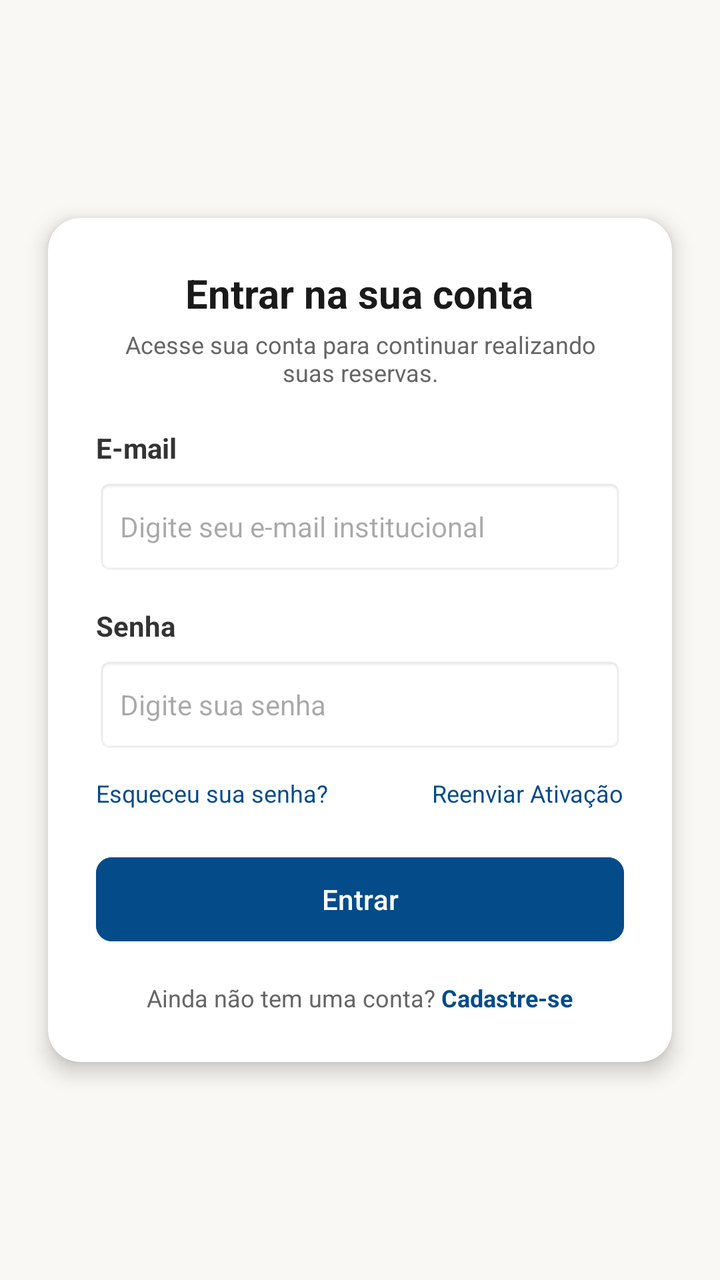
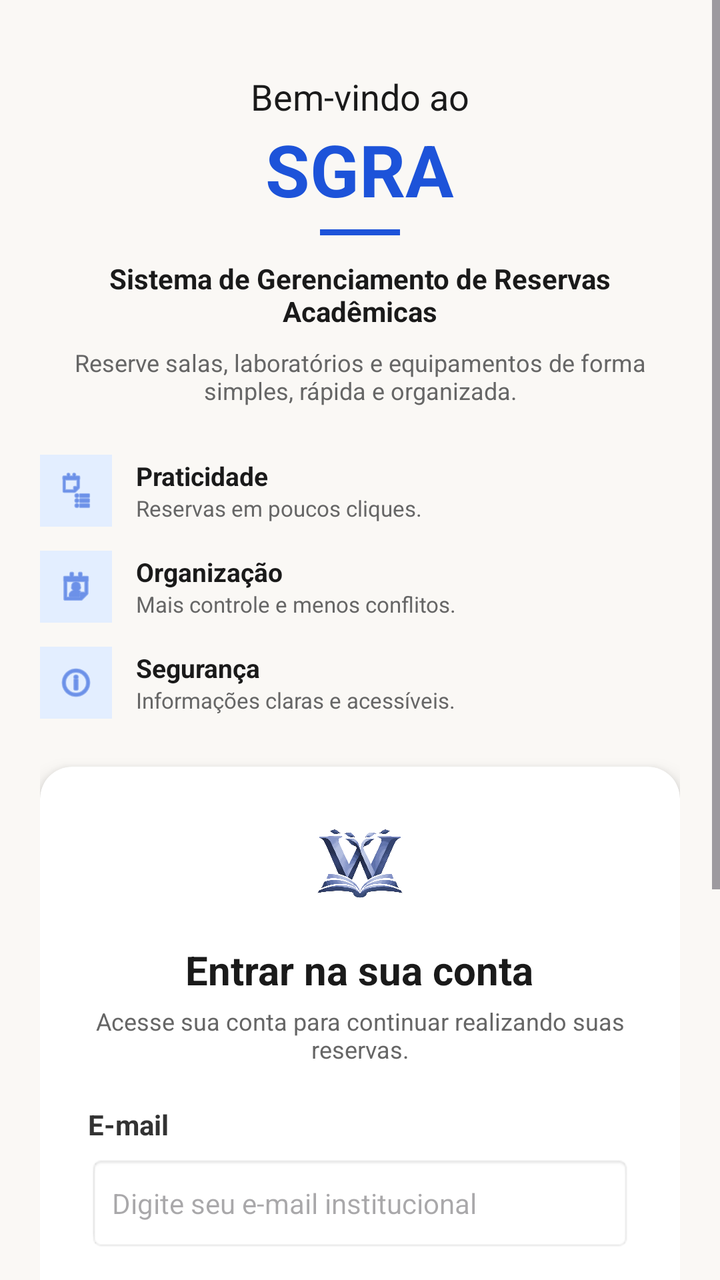

An Android layout rendered at two revisions. The XML below is the earlier revision; the diff shows what the commit changed to produce the second picture.
<!-- AndroidManifest.xml: application theme Theme.SGRA -->
<!-- res/layout/activity_login.xml -->
<?xml version="1.0" encoding="utf-8"?>
<androidx.constraintlayout.widget.ConstraintLayout xmlns:android="http://schemas.android.com/apk/res/android"
    xmlns:app="http://schemas.android.com/apk/res-auto"
    android:id="@+id/main"
    android:layout_width="match_parent"
    android:layout_height="match_parent"
    android:background="#FAF8F5">

    <androidx.cardview.widget.CardView
        android:layout_width="0dp"
        android:layout_height="wrap_content"
        android:layout_marginStart="24dp"
        android:layout_marginEnd="24dp"
        app:cardCornerRadius="16dp"
        app:cardElevation="6dp"
        app:layout_constraintBottom_toBottomOf="parent"
        app:layout_constraintEnd_toEndOf="parent"
        app:layout_constraintStart_toStartOf="parent"
        app:layout_constraintTop_toTopOf="parent">

        <LinearLayout
            android:layout_width="match_parent"
            android:layout_height="wrap_content"
            android:orientation="vertical"
            android:padding="24dp">

            
            <TextView
                android:layout_width="wrap_content"
                android:layout_height="wrap_content"
                android:layout_gravity="center_horizontal"
                android:text="Entrar na sua conta"
                android:textColor="#1A1A1A"
                android:textSize="20sp"
                android:textStyle="bold" />

            <TextView
                android:layout_width="wrap_content"
                android:layout_height="wrap_content"
                android:layout_gravity="center_horizontal"
                android:layout_marginTop="4dp"
                android:gravity="center"
                android:text="Acesse sua conta para continuar realizando suas reservas."
                android:textColor="#666666"
                android:textSize="12sp" />

            
            <TextView
                android:layout_width="wrap_content"
                android:layout_height="wrap_content"
                android:layout_marginTop="20dp"
                android:text="E-mail"
                android:textColor="#333333"
                android:textSize="14sp"
                android:textStyle="bold" />

            <EditText
                android:id="@+id/etEmail"
                android:layout_width="match_parent"
                android:layout_height="48dp"
                android:layout_marginTop="6dp"
                android:background="@android:drawable/editbox_background_normal"
                android:hint="Digite seu e-mail institucional"
                android:inputType="textEmailAddress"
                android:paddingStart="12dp"
                android:paddingEnd="12dp"
                android:textSize="14sp" />

            
            <TextView
                android:layout_width="wrap_content"
                android:layout_height="wrap_content"
                android:layout_marginTop="16dp"
                android:text="Senha"
                android:textColor="#333333"
                android:textSize="14sp"
                android:textStyle="bold" />

            <EditText
                android:id="@+id/etSenha"
                android:layout_width="match_parent"
                android:layout_height="48dp"
                android:layout_marginTop="6dp"
                android:background="@android:drawable/editbox_background_normal"
                android:hint="Digite sua senha"
                android:inputType="textPassword"
                android:paddingStart="12dp"
                android:paddingEnd="12dp"
                android:textSize="14sp" />

            
            <LinearLayout
                android:layout_width="match_parent"
                android:layout_height="wrap_content"
                android:layout_marginTop="12dp"
                android:orientation="horizontal">

                <TextView
                    android:id="@+id/tvEsqueceuSenha"
                    android:layout_width="0dp"
                    android:layout_height="wrap_content"
                    android:layout_weight="1"
                    android:text="Esqueceu sua senha?"
                    android:textColor="#044B8A"
                    android:textSize="12sp" />

                <TextView
                    android:id="@+id/tvReenviar"
                    android:layout_width="wrap_content"
                    android:layout_height="wrap_content"
                    android:text="Reenviar Ativação"
                    android:textColor="#044B8A"
                    android:textSize="12sp" />
            </LinearLayout>

            
            <Button
                android:id="@+id/btnEntrar"
                android:layout_width="match_parent"
                android:layout_height="50dp"
                android:layout_marginTop="20dp"
                android:backgroundTint="#044B8A"
                android:text="Entrar"
                android:textColor="#FFFFFF"
                app:cornerRadius="8dp" />

            
            <LinearLayout
                android:layout_width="wrap_content"
                android:layout_height="wrap_content"
                android:layout_gravity="center_horizontal"
                android:layout_marginTop="16dp"
                android:orientation="horizontal">

                <TextView
                    android:layout_width="wrap_content"
                    android:layout_height="wrap_content"
                    android:text="Ainda não tem uma conta? "
                    android:textColor="#666666"
                    android:textSize="12sp" />

                <TextView
                    android:id="@+id/tvCadastreSe"
                    android:layout_width="wrap_content"
                    android:layout_height="wrap_content"
                    android:text="Cadastre-se"
                    android:textColor="#044B8A"
                    android:textSize="12sp"
                    android:textStyle="bold" />
            </LinearLayout>

        </LinearLayout>
    </androidx.cardview.widget.CardView>

</androidx.constraintlayout.widget.ConstraintLayout>
<!-- resources referenced by this layout -->
<resources>
  <style name="Theme.SGRA" parent="Base.Theme.SGRA" />
  <style name="Base.Theme.SGRA" parent="Theme.Material3.DayNight.NoActionBar">
          
          
      </style>
</resources>

<!-- the commit's change to res/layout/activity_login.xml (unified diff, before → after) -->
@@ -1,155 +1,329 @@
 <?xml version="1.0" encoding="utf-8"?>
-<androidx.constraintlayout.widget.ConstraintLayout xmlns:android="http://schemas.android.com/apk/res/android"
+<ScrollView xmlns:android="http://schemas.android.com/apk/res/android"
     xmlns:app="http://schemas.android.com/apk/res-auto"
     android:id="@+id/main"
     android:layout_width="match_parent"
     android:layout_height="match_parent"
-    android:background="#FAF8F5">
-
-    <androidx.cardview.widget.CardView
-        android:layout_width="0dp"
+    android:background="#FAF8F5"
+    android:fillViewport="true">
+
+    <LinearLayout
+        android:layout_width="match_parent"
         android:layout_height="wrap_content"
-        android:layout_marginStart="24dp"
-        android:layout_marginEnd="24dp"
-        app:cardCornerRadius="16dp"
-        app:cardElevation="6dp"
-        app:layout_constraintBottom_toBottomOf="parent"
-        app:layout_constraintEnd_toEndOf="parent"
-        app:layout_constraintStart_toStartOf="parent"
-        app:layout_constraintTop_toTopOf="parent">
-
+        android:orientation="vertical"
+        android:padding="20dp"
+        android:gravity="center_horizontal">
+
+        
+        <TextView
+            android:layout_width="wrap_content"
+            android:layout_height="wrap_content"
+            android:layout_marginTop="16dp"
+            android:text="Bem-vindo ao"
+            android:textColor="#1A1A1A"
+            android:textSize="18sp" />
+
+        <TextView
+            android:layout_width="wrap_content"
+            android:layout_height="wrap_content"
+            android:text="SGRA"
+            android:textColor="#1D53D9"
+            android:textSize="36sp"
+            android:textStyle="bold" />
+
+        <View
+            android:layout_width="40dp"
+            android:layout_height="3dp"
+            android:layout_marginTop="6dp"
+            android:layout_marginBottom="12dp"
+            android:background="#1D53D9" />
+
+        <TextView
+            android:layout_width="wrap_content"
+            android:layout_height="wrap_content"
+            android:gravity="center"
+            android:text="Sistema de Gerenciamento de Reservas Acadêmicas"
+            android:textColor="#1A1A1A"
+            android:textSize="14sp"
+            android:textStyle="bold" />
+
+        <TextView
+            android:layout_width="wrap_content"
+            android:layout_height="wrap_content"
+            android:layout_marginTop="8dp"
+            android:layout_marginBottom="24dp"
+            android:gravity="center"
+            android:text="Reserve salas, laboratórios e equipamentos de forma simples, rápida e organizada."
+            android:textColor="#666666"
+            android:textSize="12sp" />
+
+        
         <LinearLayout
             android:layout_width="match_parent"
             android:layout_height="wrap_content"
             android:orientation="vertical"
-            android:padding="24dp">
-
-            
-            <TextView
-                android:layout_width="wrap_content"
-                android:layout_height="wrap_content"
-                android:layout_gravity="center_horizontal"
-                android:text="Entrar na sua conta"
-                android:textColor="#1A1A1A"
-                android:textSize="20sp"
-                android:textStyle="bold" />
-
-            <TextView
-                android:layout_width="wrap_content"
-                android:layout_height="wrap_content"
-                android:layout_gravity="center_horizontal"
-                android:layout_marginTop="4dp"
-                android:gravity="center"
-                android:text="Acesse sua conta para continuar realizando suas reservas."
-                android:textColor="#666666"
-                android:textSize="12sp" />
-
-            
-            <TextView
-                android:layout_width="wrap_content"
-                android:layout_height="wrap_content"
-                android:layout_marginTop="20dp"
-                android:text="E-mail"
-                android:textColor="#333333"
-                android:textSize="14sp"
-                android:textStyle="bold" />
-
-            <EditText
-                android:id="@+id/etEmail"
-                android:layout_width="match_parent"
-                android:layout_height="48dp"
-                android:layout_marginTop="6dp"
-                android:background="@android:drawable/editbox_background_normal"
-                android:hint="Digite seu e-mail institucional"
-                android:inputType="textEmailAddress"
-                android:paddingStart="12dp"
-                android:paddingEnd="12dp"
-                android:textSize="14sp" />
-
-            
-            <TextView
-                android:layout_width="wrap_content"
-                android:layout_height="wrap_content"
-                android:layout_marginTop="16dp"
-                android:text="Senha"
-                android:textColor="#333333"
-                android:textSize="14sp"
-                android:textStyle="bold" />
-
-            <EditText
-                android:id="@+id/etSenha"
-                android:layout_width="match_parent"
-                android:layout_height="48dp"
-                android:layout_marginTop="6dp"
-                android:background="@android:drawable/editbox_background_normal"
-                android:hint="Digite sua senha"
-                android:inputType="textPassword"
-                android:paddingStart="12dp"
-                android:paddingEnd="12dp"
-                android:textSize="14sp" />
+            android:layout_marginBottom="24dp">
 
             
             <LinearLayout
                 android:layout_width="match_parent"
                 android:layout_height="wrap_content"
-                android:layout_marginTop="12dp"
-                android:orientation="horizontal">
-
-                <TextView
-                    android:id="@+id/tvEsqueceuSenha"
-                    android:layout_width="0dp"
-                    android:layout_height="wrap_content"
-                    android:layout_weight="1"
-                    android:text="Esqueceu sua senha?"
-                    android:textColor="#044B8A"
-                    android:textSize="12sp" />
-
-                <TextView
-                    android:id="@+id/tvReenviar"
-                    android:layout_width="wrap_content"
-                    android:layout_height="wrap_content"
-                    android:text="Reenviar Ativação"
-                    android:textColor="#044B8A"
-                    android:textSize="12sp" />
+                android:orientation="horizontal"
+                android:layout_marginBottom="12dp"
+                android:gravity="center_vertical">
+
+                <ImageView
+                    android:layout_width="36dp"
+                    android:layout_height="36dp"
+                    android:background="#E3EEFF"
+                    android:padding="8dp"
+                    android:src="@android:drawable/ic_menu_agenda"
+                    app:tint="#1D53D9" />
+
+                <LinearLayout
+                    android:layout_width="match_parent"
+                    android:layout_height="wrap_content"
+                    android:orientation="vertical"
+                    android:layout_marginStart="12dp">
+                    <TextView
+                        android:layout_width="wrap_content"
+                        android:layout_height="wrap_content"
+                        android:text="Praticidade"
+                        android:textStyle="bold"
+                        android:textColor="#1A1A1A"
+                        android:textSize="13sp"/>
+                    <TextView
+                        android:layout_width="wrap_content"
+                        android:layout_height="wrap_content"
+                        android:text="Reservas em poucos cliques."
+                        android:textColor="#666666"
+                        android:textSize="11sp"/>
+                </LinearLayout>
             </LinearLayout>
-
-            
-            <Button
-                android:id="@+id/btnEntrar"
-                android:layout_width="match_parent"
-                android:layout_height="50dp"
-                android:layout_marginTop="20dp"
-                android:backgroundTint="#044B8A"
-                android:text="Entrar"
-                android:textColor="#FFFFFF"
-                app:cornerRadius="8dp" />
 
             
             <LinearLayout
-                android:layout_width="wrap_content"
+                android:layout_width="match_parent"
                 android:layout_height="wrap_content"
-                android:layout_gravity="center_horizontal"
-                android:layout_marginTop="16dp"
-                android:orientation="horizontal">
+                android:orientation="horizontal"
+                android:layout_marginBottom="12dp"
+                android:gravity="center_vertical">
+
+                <ImageView
+                    android:layout_width="36dp"
+                    android:layout_height="36dp"
+                    android:background="#E3EEFF"
+                    android:padding="8dp"
+                    android:src="@android:drawable/ic_menu_my_calendar"
+                    app:tint="#1D53D9" />
+
+                <LinearLayout
+                    android:layout_width="match_parent"
+                    android:layout_height="wrap_content"
+                    android:orientation="vertical"
+                    android:layout_marginStart="12dp">
+                    <TextView
+                        android:layout_width="wrap_content"
+                        android:layout_height="wrap_content"
+                        android:text="Organização"
+                        android:textStyle="bold"
+                        android:textColor="#1A1A1A"
+                        android:textSize="13sp"/>
+                    <TextView
+                        android:layout_width="wrap_content"
+                        android:layout_height="wrap_content"
+                        android:text="Mais controle e menos conflitos."
+                        android:textColor="#666666"
+                        android:textSize="11sp"/>
+                </LinearLayout>
+            </LinearLayout>
+
+            
+            <LinearLayout
+                android:layout_width="match_parent"
+                android:layout_height="wrap_content"
+                android:orientation="horizontal"
+                android:gravity="center_vertical">
+
+                <ImageView
+                    android:layout_width="36dp"
+                    android:layout_height="36dp"
+                    android:background="#E3EEFF"
+                    android:padding="8dp"
+                    android:src="@android:drawable/ic_menu_info_details"
+                    app:tint="#1D53D9" />
+
+                <LinearLayout
+                    android:layout_width="match_parent"
+                    android:layout_height="wrap_content"
+                    android:orientation="vertical"
+                    android:layout_marginStart="12dp">
+                    <TextView
+                        android:layout_width="wrap_content"
+                        android:layout_height="wrap_content"
+                        android:text="Segurança"
+                        android:textStyle="bold"
+                        android:textColor="#1A1A1A"
+                        android:textSize="13sp"/>
+                    <TextView
+                        android:layout_width="wrap_content"
+                        android:layout_height="wrap_content"
+                        android:text="Informações claras e acessíveis."
+                        android:textColor="#666666"
+                        android:textSize="11sp"/>
+                </LinearLayout>
+            </LinearLayout>
+        </LinearLayout>
+
+        
+        <androidx.cardview.widget.CardView
+            android:layout_width="match_parent"
+            android:layout_height="wrap_content"
+            android:layout_marginBottom="32dp"
+            app:cardCornerRadius="16dp"
+            app:cardElevation="6dp"
+            app:cardBackgroundColor="#FFFFFF">
+
+            <LinearLayout
+                android:layout_width="match_parent"
+                android:layout_height="wrap_content"
+                android:orientation="vertical"
+                android:padding="24dp">
+
+                
+                <ImageView
+                    android:layout_width="48dp"
+                    android:layout_height="48dp"
+                    android:layout_gravity="center_horizontal"
+                    android:layout_marginBottom="16dp"
+                    android:src="@drawable/logoescola" />
 
                 <TextView
                     android:layout_width="wrap_content"
                     android:layout_height="wrap_content"
-                    android:text="Ainda não tem uma conta? "
+                    android:layout_gravity="center_horizontal"
+                    android:text="Entrar na sua conta"
+                    android:textColor="#1A1A1A"
+                    android:textSize="20sp"
+                    android:textStyle="bold" />
+
+                <TextView
+                    android:layout_width="wrap_content"
+                    android:layout_height="wrap_content"
+                    android:layout_gravity="center_horizontal"
+                    android:layout_marginTop="4dp"
+                    android:gravity="center"
+                    android:text="Acesse sua conta para continuar realizando suas reservas."
                     android:textColor="#666666"
                     android:textSize="12sp" />
 
+                
                 <TextView
-                    android:id="@+id/tvCadastreSe"
-                    android:layout_width="wrap_content"
-                    android:layout_height="wrap_content"
-                    android:text="Cadastre-se"
-                    android:textColor="#044B8A"
-                    android:textSize="12sp"
+                    android:layout_width="wrap_content"
+                    android:layout_height="wrap_content"
+                    android:layout_marginTop="20dp"
+                    android:text="E-mail"
+                    android:textColor="#333333"
+                    android:textSize="14sp"
                     android:textStyle="bold" />
+
+                <EditText
+                    android:id="@+id/etEmail"
+                    android:layout_width="match_parent"
+                    android:layout_height="48dp"
+                    android:layout_marginTop="6dp"
+                    android:background="@android:drawable/editbox_background_normal"
+                    android:hint="Digite seu e-mail institucional"
+                    android:inputType="textEmailAddress"
+                    android:paddingStart="12dp"
+                    android:paddingEnd="12dp"
+                    android:textSize="14sp" />
+
+                
+                <TextView
+                    android:layout_width="wrap_content"
+                    android:layout_height="wrap_content"
+                    android:layout_marginTop="16dp"
+                    android:text="Senha"
+                    android:textColor="#333333"
+                    android:textSize="14sp"
+                    android:textStyle="bold" />
+
+                <EditText
+                    android:id="@+id/etSenha"
+                    android:layout_width="match_parent"
+                    android:layout_height="48dp"
+                    android:layout_marginTop="6dp"
+                    android:background="@android:drawable/editbox_background_normal"
+                    android:hint="Digite sua senha"
+                    android:inputType="textPassword"
+                    android:paddingStart="12dp"
+                    android:paddingEnd="12dp"
+                    android:textSize="14sp" />
+
+                
+                <LinearLayout
+                    android:layout_width="match_parent"
+                    android:layout_height="wrap_content"
+                    android:layout_marginTop="12dp"
+                    android:orientation="horizontal">
+
+                    <TextView
+                        android:id="@+id/tvEsqueceuSenha"
+                        android:layout_width="0dp"
+                        android:layout_height="wrap_content"
+                        android:layout_weight="1"
+                        android:text="Esqueceu sua senha?"
+                        android:textColor="#044B8A"
+                        android:textSize="12sp" />
+
+                    <TextView
+                        android:id="@+id/tvReenviar"
+                        android:layout_width="wrap_content"
+                        android:layout_height="wrap_content"
+                        android:text="Reenviar Ativação"
+                        android:textColor="#044B8A"
+                        android:textSize="12sp" />
+                </LinearLayout>
+
+                
+                <Button
+                    android:id="@+id/btnEntrar"
+                    android:layout_width="match_parent"
+                    android:layout_height="50dp"
+                    android:layout_marginTop="20dp"
+                    android:backgroundTint="#044B8A"
+                    android:text="Entrar"
+                    android:textColor="#FFFFFF"
+                    app:cornerRadius="8dp" />
+
+                
+                <LinearLayout
+                    android:layout_width="wrap_content"
+                    android:layout_height="wrap_content"
+                    android:layout_gravity="center_horizontal"
+                    android:layout_marginTop="16dp"
+                    android:orientation="horizontal">
+
+                    <TextView
+                        android:layout_width="wrap_content"
+                        android:layout_height="wrap_content"
+                        android:text="Ainda não tem uma conta? "
+                        android:textColor="#666666"
+                        android:textSize="12sp" />
+
+                    <TextView
+                        android:id="@+id/tvCadastreSe"
+                        android:layout_width="wrap_content"
+                        android:layout_height="wrap_content"
+                        android:text="Cadastre-se"
+                        android:textColor="#044B8A"
+                        android:textSize="12sp"
+                        android:textStyle="bold" />
+                </LinearLayout>
+
             </LinearLayout>
-
-        </LinearLayout>
-    </androidx.cardview.widget.CardView>
-
-</androidx.constraintlayout.widget.ConstraintLayout>
+        </androidx.cardview.widget.CardView>
+
+    </LinearLayout>
+</ScrollView>
<!-- resource entries referenced after the edit -->
@@ -1,5 +1,6 @@
 <!-- resources referenced by this layout -->
 <resources>
+  <!-- drawable logoescola: png bitmap (drawable, 564160 bytes) -->
   <style name="Theme.SGRA" parent="Base.Theme.SGRA" />
   <style name="Base.Theme.SGRA" parent="Theme.Material3.DayNight.NoActionBar">
           
